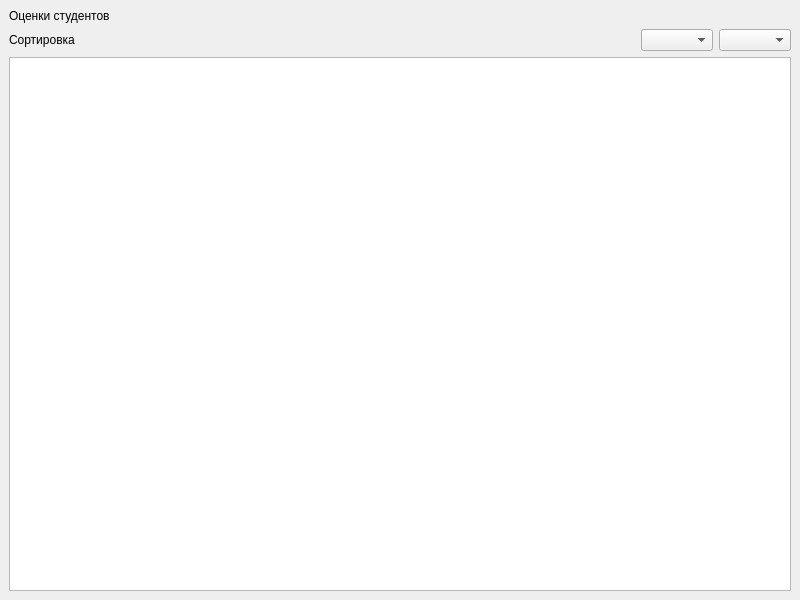
Before: the Qt Designer form client/ui/admintablewindow.ui in Nejern/PTaM, drawn with Qt 5.
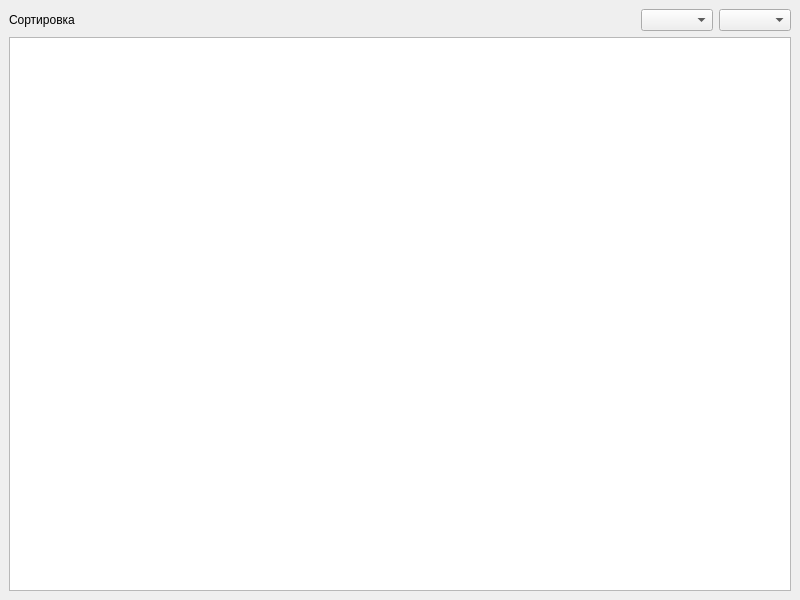
After: the same form once the commit is applied.

Commit message: Fixed windows titles

```diff
--- a/client/ui/admintablewindow.ui
+++ b/client/ui/admintablewindow.ui
@@ -17,13 +17,6 @@
    <layout class="QGridLayout" name="gridLayout">
     <item row="0" column="0">
      <layout class="QVBoxLayout" name="verticalLayout_2">
-      <item>
-       <widget class="QLabel" name="tableNameLabel">
-        <property name="text">
-         <string>Оценки студентов</string>
-        </property>
-       </widget>
-      </item>
       <item>
        <layout class="QHBoxLayout" name="horizontalLayout">
         <item>
```
Left out of the diff: 2 changed lines with no effect on the pictures. The commit also changes 4 other files.
